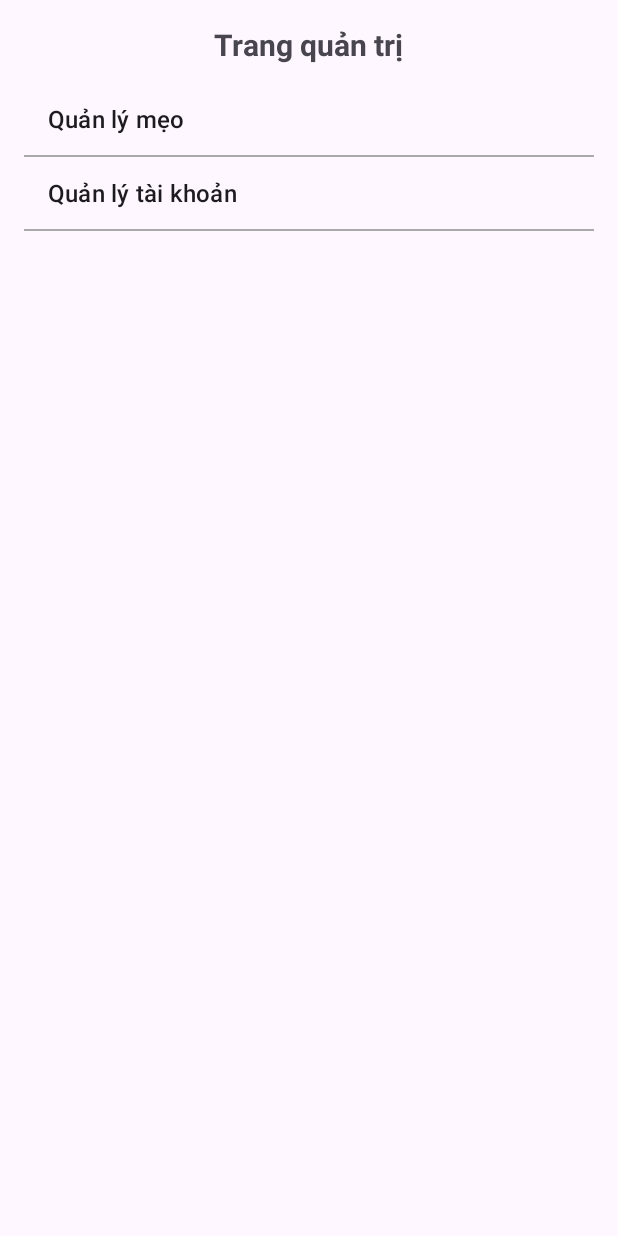
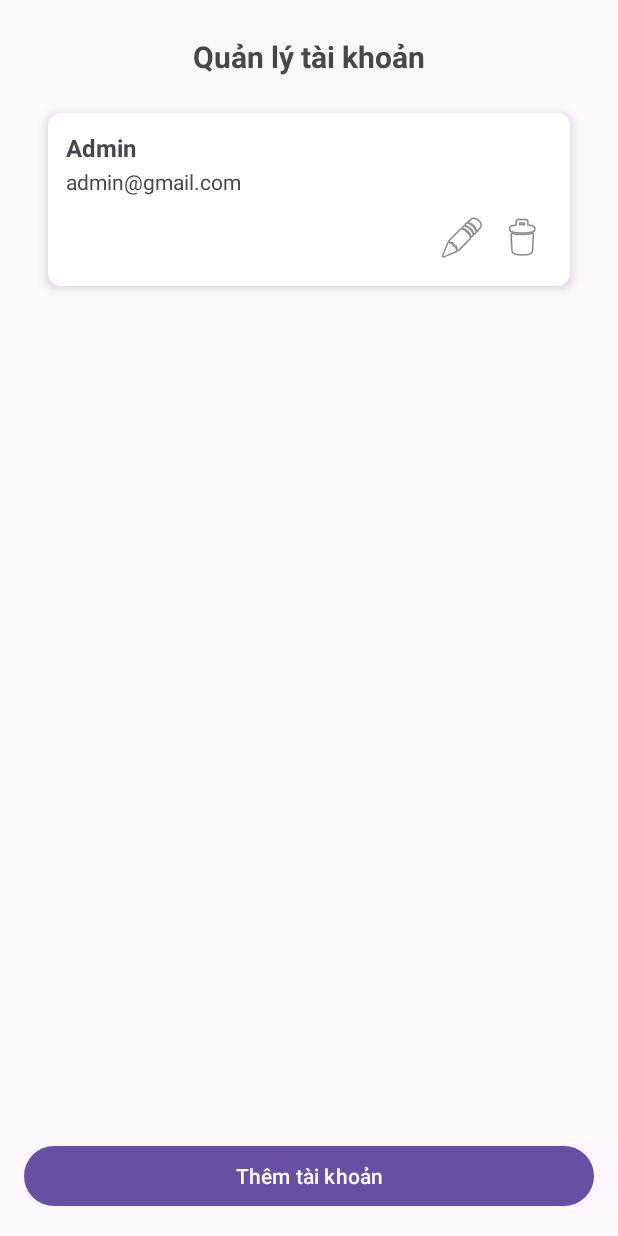
Before and after one commit to NgoXCuong/LuyenThiBLX, an Android app: the AdminDashboardActivity screen opened directly, with no data from a screen before it, after a tap on "Quản lý tài khoản", on a phone screen of 412 x 824 dp. Run offline under Robolectric (Android 15) with nearby library versions, the phone set to English and light mode, and no system bars; our stand-ins replace Room's generated code.

Commit message:
quan ly tai khoan

```diff
--- a/app/src/main/AndroidManifest.xml
+++ b/app/src/main/AndroidManifest.xml
@@ -11,6 +11,9 @@
         android:roundIcon="@mipmap/ic_launcher_round"
         android:supportsRtl="true"
         android:theme="@style/Theme.LuyenThiBLXMay">
+        <activity
+            android:name=".view.AdminUsersActivity"
+            android:exported="false" />
         <activity
             android:name=".view.AdminTipsActivity"
             android:exported="false" />
--- /dev/null
+++ b/app/src/main/java/com/example/luyenthiblxmay/adapter/UserAdapter.java
@@ -0,0 +1,135 @@
+package com.example.luyenthiblxmay.adapter;
+
+import android.app.Activity;
+import android.content.Context;
+import android.view.LayoutInflater;
+import android.view.View;
+import android.view.ViewGroup;
+import android.widget.EditText;
+import android.widget.ImageButton;
+import android.widget.TextView;
+import android.widget.Toast;
+
+import androidx.annotation.NonNull;
+import androidx.appcompat.app.AlertDialog;
+import androidx.recyclerview.widget.RecyclerView;
+
+import com.example.luyenthiblxmay.R;
+import com.example.luyenthiblxmay.controlller.UserController;
+import com.example.luyenthiblxmay.model.User;
+
+import java.util.ArrayList;
+import java.util.List;
+
+public class UserAdapter extends RecyclerView.Adapter<UserAdapter.UserViewHolder> {
+    private final Context context;
+    private final UserController userController;
+    private List<User> userList = new ArrayList<>();
+
+    public UserAdapter(Context context, UserController userController) {
+        this.context = context;
+        this.userController = userController;
+    }
+
+    public void setUsers(List<User> users) {
+        this.userList = users;
+        notifyDataSetChanged();
+    }
+
+    @NonNull
+    @Override
+    public UserViewHolder onCreateViewHolder(@NonNull ViewGroup parent, int viewType) {
+        View view = LayoutInflater.from(context).inflate(R.layout.item_user, parent, false);
+        return new UserViewHolder(view);
+    }
+
+    @Override
+    public void onBindViewHolder(@NonNull UserViewHolder holder, int position) {
+        User user = userList.get(position);
+        holder.txtName.setText(user.getFullName());
+        holder.txtEmail.setText(user.getEmail());
+
+        // Xóa user
+        holder.btnDelete.setOnClickListener(v -> {
+            new AlertDialog.Builder(context)
+                    .setTitle("Xóa tài khoản")
+                    .setMessage("Bạn có chắc muốn xóa tài khoản này?")
+                    .setPositiveButton("Xóa", (dialog, which) -> {
+                        userController.deleteUser(user, (success, message) -> {
+                            ((Activity) context).runOnUiThread(() -> {
+                                Toast.makeText(context, message, Toast.LENGTH_SHORT).show();
+                                if (success) {
+                                    userList.remove(position);
+                                    notifyItemRemoved(position);
+                                }
+                            });
+                        });
+                    })
+                    .setNegativeButton("Hủy", null)
+                    .show();
+        });
+
+        // Sửa user
+        holder.btnEdit.setOnClickListener(v -> {
+            View view = LayoutInflater.from(context).inflate(R.layout.dialog_user, null);
+            EditText edtName = view.findViewById(R.id.edtFullName);
+            EditText edtEmail = view.findViewById(R.id.edtEmail);
+            EditText edtPhone = view.findViewById(R.id.edtPhone);
+            EditText edtPassword = view.findViewById(R.id.edtPassword);
+
+            // Gán dữ liệu cũ
+            edtName.setText(user.getFullName());
+            edtEmail.setText(user.getEmail());
+            edtPhone.setText(user.getPhone());
+            edtPassword.setText(user.getPassword());
+
+            new AlertDialog.Builder(context)
+                    .setTitle("Sửa tài khoản")
+                    .setView(view)
+                    .setPositiveButton("Cập nhật", (dialog, which) -> {
+                        String name = edtName.getText().toString().trim();
+                        String email = edtEmail.getText().toString().trim();
+                        String phone = edtPhone.getText().toString().trim();
+                        String password = edtPassword.getText().toString().trim();
+
+                        if (!name.isEmpty() && !email.isEmpty() && !phone.isEmpty() && !password.isEmpty()) {
+                            user.setFullName(name);
+                            user.setEmail(email);
+                            user.setPhone(phone);
+                            user.setPassword(password);
+
+                            userController.updateUser(user, (success, message) -> {
+                                ((Activity) context).runOnUiThread(() -> {
+                                    Toast.makeText(context, message, Toast.LENGTH_SHORT).show();
+                                    if (success) {
+                                        notifyItemChanged(position);
+                                    }
+                                });
+                            });
+                        } else {
+                            Toast.makeText(context, "Không được bỏ trống", Toast.LENGTH_SHORT).show();
+                        }
+                    })
+                    .setNegativeButton("Hủy", null)
+                    .show();
+        });
+    }
+
+    @Override
+    public int getItemCount() {
+        return userList != null ? userList.size() : 0;
+    }
+
+    static class UserViewHolder extends RecyclerView.ViewHolder {
+        TextView txtName, txtEmail;
+        ImageButton btnEdit, btnDelete;
+
+        public UserViewHolder(@NonNull View itemView) {
+            super(itemView);
+            txtName = itemView.findViewById(R.id.txtUserName);
+            txtEmail = itemView.findViewById(R.id.txtUserEmail);
+            btnEdit = itemView.findViewById(R.id.btnEditUser);
+            btnDelete = itemView.findViewById(R.id.btnDeleteUser);
+        }
+    }
+}
--- a/app/src/main/java/com/example/luyenthiblxmay/controlller/UserRepository.java
+++ b/app/src/main/java/com/example/luyenthiblxmay/controlller/UserController.java
@@ -3,6 +3,9 @@ package com.example.luyenthiblxmay.controlller;
 import static com.example.luyenthiblxmay.utils.PasswordUtils.hashPassword;
 
 import android.app.Application;
+
+import androidx.lifecycle.LiveData;
+import androidx.lifecycle.MutableLiveData;
 
 import com.example.luyenthiblxmay.dao.UserDao;
 import com.example.luyenthiblxmay.database.AppDatabase;
@@ -12,11 +15,11 @@ import java.util.List;
 import java.util.concurrent.ExecutorService;
 import java.util.concurrent.Executors;
 
-public class UserRepository {
+public class UserController {
     private final UserDao userDao;
     private final ExecutorService executor = Executors.newSingleThreadExecutor();
 
-    public UserRepository(Application application) {
+    public UserController(Application application) {
         AppDatabase db = AppDatabase.getDatabase(application);
         userDao = db.userDao();
     }
@@ -89,40 +92,18 @@ public class UserRepository {
     }
 
 
-    // Lấy tất cả admin
-    public void getAllAdmins(AdminListCallback callback) {
+    // Lấy tất cả user bằng LiveData
+    public LiveData<List<User>> getAllUsers() {
+        MutableLiveData<List<User>> liveData = new MutableLiveData<>();
         executor.execute(() -> {
             try {
-                List<User> admins = userDao.getAllAdminsDirect();
-                if (callback != null) callback.onResult(admins);
+                List<User> users = userDao.getAllUsersDirect();
+                liveData.postValue(users);
             } catch (Exception e) {
-                if (callback != null) callback.onResult(null);
+                liveData.postValue(null);
             }
         });
-    }
-
-    // Lấy user theo ID
-    public void getUserById(int userId, UserCallback callback) {
-        executor.execute(() -> {
-            try {
-                User user = userDao.getUserById(userId);
-                if (callback != null) callback.onResult(user);
-            } catch (Exception e) {
-                if (callback != null) callback.onResult(null);
-            }
-        });
-    }
-
-    // Lấy user theo email
-    public void getUserByEmail(String email, UserCallback callback) {
-        executor.execute(() -> {
-            try {
-                User user = userDao.getUserByEmail(email);
-                if (callback != null) callback.onResult(user);
-            } catch (Exception e) {
-                if (callback != null) callback.onResult(null);
-            }
-        });
+        return liveData;
     }
 
     // Update user
@@ -130,7 +111,19 @@ public class UserRepository {
         executor.execute(() -> {
             try {
                 userDao.updateUser(user);
-                if (callback != null) callback.onResult(true, "Cập nhật thông tin thành công!");
+                if (callback != null) callback.onResult(true, "Cập nhật thành công!");
+            } catch (Exception e) {
+                if (callback != null) callback.onResult(false, "Lỗi: " + e.getMessage());
+            }
+        });
+    }
+
+    // Delete user
+    public void deleteUser(User user, DeleteCallback callback) {
+        executor.execute(() -> {
+            try {
+                userDao.deleteUser(user);
+                if (callback != null) callback.onResult(true, "Xóa thành công!");
             } catch (Exception e) {
                 if (callback != null) callback.onResult(false, "Lỗi: " + e.getMessage());
             }
@@ -150,15 +143,15 @@ public class UserRepository {
         void onResult(boolean success, User user, String message);
     }
 
-    public interface AdminListCallback {
-        void onResult(List<User> adminList);
-    }
-
-    public interface UserCallback {
-        void onResult(User user);
-    }
-
     public interface UpdateCallback {
         void onResult(boolean success, String message);
     }
+
+    public interface DeleteCallback {
+        void onResult(boolean success, String message);
+    }
+
+    public interface UserListCallback {
+        void onResult(List<User> users);
+    }
 }
--- a/app/src/main/java/com/example/luyenthiblxmay/dao/UserDao.java
+++ b/app/src/main/java/com/example/luyenthiblxmay/dao/UserDao.java
@@ -24,7 +24,7 @@ public interface UserDao {
 
     // Delete user
     @Delete
-    int delete(User user);
+    int deleteUser(User user);
 
     // Delete tất cả users
     @Query("DELETE FROM users")
--- a/app/src/main/java/com/example/luyenthiblxmay/view/AdminDashboardActivity.java
+++ b/app/src/main/java/com/example/luyenthiblxmay/view/AdminDashboardActivity.java
@@ -45,9 +45,9 @@ public class AdminDashboardActivity extends AppCompatActivity {
                     case 0: // Quản lý mẹo
                         startActivity(new Intent(AdminDashboardActivity.this, AdminTipsActivity.class));
                         break;
-//                    case 1: // Quản lý tài khoản
-//                        startActivity(new Intent(AdminDashboardActivity.this, AdminUserActivity.class));
-//                        break;
+                    case 1: // Quản lý tài khoản
+                        startActivity(new Intent(AdminDashboardActivity.this, AdminUsersActivity.class));
+                        break;
                 }
             }
         });
--- /dev/null
+++ b/app/src/main/java/com/example/luyenthiblxmay/view/AdminUsersActivity.java
@@ -0,0 +1,86 @@
+package com.example.luyenthiblxmay.view;
+
+import android.os.Bundle;
+import android.view.LayoutInflater;
+import android.view.View;
+import android.widget.CheckBox;
+import android.widget.EditText;
+import android.widget.Toast;
+
+import androidx.appcompat.app.AlertDialog;
+import androidx.appcompat.app.AppCompatActivity;
+import androidx.lifecycle.Observer;
+import androidx.recyclerview.widget.LinearLayoutManager;
+import androidx.recyclerview.widget.RecyclerView;
+
+import com.example.luyenthiblxmay.R;
+import com.example.luyenthiblxmay.adapter.UserAdapter;
+import com.example.luyenthiblxmay.controlller.UserController;
+import com.example.luyenthiblxmay.model.User;
+
+import java.util.List;
+
+public class AdminUsersActivity extends AppCompatActivity {
+    private UserController userController;
+    private UserAdapter userAdapter;
+
+    @Override
+    protected void onCreate(Bundle savedInstanceState) {
+        super.onCreate(savedInstanceState);
+        setContentView(R.layout.activity_admin_users);
+
+        RecyclerView recyclerView = findViewById(R.id.recyclerViewUsers);
+        recyclerView.setLayoutManager(new LinearLayoutManager(this));
+
+        userController = new UserController(getApplication()); // fix Application
+        userAdapter = new UserAdapter(this, userController);
+        recyclerView.setAdapter(userAdapter);
+
+        // Quan sát LiveData
+        userController.getAllUsers().observe(this, new Observer<List<User>>() {
+            @Override
+            public void onChanged(List<User> users) {
+                if (users != null) {
+                    userAdapter.setUsers(users);
+                } else {
+                    Toast.makeText(AdminUsersActivity.this, "Không tải được dữ liệu", Toast.LENGTH_SHORT).show();
+                }
+            }
+        });
+
+        findViewById(R.id.btnAddUser).setOnClickListener(v -> showAddDialog());
+    }
+
+    private void showAddDialog() {
+        View view = LayoutInflater.from(this).inflate(R.layout.dialog_user, null);
+        EditText edtName = view.findViewById(R.id.edtFullName);
+        EditText edtEmail = view.findViewById(R.id.edtEmail);
+        EditText edtPhone = view.findViewById(R.id.edtPhone);
+        EditText edtPassword = view.findViewById(R.id.edtPassword);
+        CheckBox chkIsAdmin = view.findViewById(R.id.chkIsAdmin); // Lấy checkbox
+
+        new AlertDialog.Builder(this)
+                .setTitle("Thêm tài khoản")
+                .setView(view)
+                .setPositiveButton("Thêm", (dialog, which) -> {
+                    String name = edtName.getText().toString().trim();
+                    String email = edtEmail.getText().toString().trim();
+                    String phone = edtPhone.getText().toString().trim();
+                    String password = edtPassword.getText().toString().trim();
+                    boolean isAdmin = chkIsAdmin.isChecked(); // Lấy giá trị checkbox
+
+                    if (!name.isEmpty() && !email.isEmpty() && !phone.isEmpty() && !password.isEmpty()) {
+                        // Hash password trước khi lưu
+                        String hashedPassword = com.example.luyenthiblxmay.utils.PasswordUtils.hashPassword(password);
+                        User user = new User(name, email, phone, hashedPassword, isAdmin); // dùng constructor 5 tham số
+                        userController.insertUser(user, (success, message) -> {
+                            runOnUiThread(() -> Toast.makeText(this, message, Toast.LENGTH_SHORT).show());
+                        });
+                    } else {
+                        Toast.makeText(this, "Không được bỏ trống", Toast.LENGTH_SHORT).show();
+                    }
+                })
+                .setNegativeButton("Hủy", null)
+                .show();
+    }
+}
--- /dev/null
+++ b/app/src/main/res/layout/activity_admin_users.xml
@@ -0,0 +1,31 @@
+<?xml version="1.0" encoding="utf-8"?>
+<LinearLayout xmlns:android="http://schemas.android.com/apk/res/android"
+    android:layout_width="match_parent"
+    android:layout_height="match_parent"
+    android:orientation="vertical"
+    android:padding="16dp">
+
+    <TextView
+        android:id="@+id/txtTitle"
+        android:layout_width="wrap_content"
+        android:layout_height="wrap_content"
+        android:text="Quản lý tài khoản"
+        android:textSize="20sp"
+        android:textStyle="bold"
+        android:layout_gravity="center"
+        android:padding="8dp"/>
+
+    <androidx.recyclerview.widget.RecyclerView
+        android:id="@+id/recyclerViewUsers"
+        android:layout_width="match_parent"
+        android:layout_height="0dp"
+        android:layout_weight="1"
+        android:padding="8dp"/>
+
+    <Button
+        android:id="@+id/btnAddUser"
+        android:layout_width="match_parent"
+        android:layout_height="wrap_content"
+        android:text="Thêm tài khoản"
+        android:layout_marginTop="8dp"/>
+</LinearLayout>
--- /dev/null
+++ b/app/src/main/res/layout/item_user.xml
@@ -0,0 +1,56 @@
+<?xml version="1.0" encoding="utf-8"?>
+<androidx.cardview.widget.CardView xmlns:android="http://schemas.android.com/apk/res/android"
+    xmlns:card_view="http://schemas.android.com/apk/res-auto"
+    android:layout_width="match_parent"
+    android:layout_height="wrap_content"
+    android:layout_margin="8dp"
+    card_view:cardCornerRadius="8dp"
+    card_view:cardElevation="4dp">
+
+    <LinearLayout
+        android:layout_width="match_parent"
+        android:layout_height="wrap_content"
+        android:orientation="vertical"
+        android:padding="12dp">
+
+        <TextView
+            android:id="@+id/txtUserName"
+            android:layout_width="wrap_content"
+            android:layout_height="wrap_content"
+            android:text="Tên người dùng"
+            android:textSize="16sp"
+            android:textStyle="bold" />
+
+        <TextView
+            android:id="@+id/txtUserEmail"
+            android:layout_width="wrap_content"
+            android:layout_height="wrap_content"
+            android:text="email@gmail.com"
+            android:textSize="14sp"
+            android:layout_marginTop="2dp" />
+
+        <LinearLayout
+            android:layout_width="match_parent"
+            android:layout_height="wrap_content"
+            android:orientation="horizontal"
+            android:gravity="end"
+            android:layout_marginTop="8dp">
+
+            <ImageButton
+                android:id="@+id/btnEditUser"
+                android:layout_width="40dp"
+                android:layout_height="40dp"
+                android:background="@android:color/transparent"
+                android:src="@android:drawable/ic_menu_edit"
+                android:contentDescription="Sửa"/>
+
+            <ImageButton
+                android:id="@+id/btnDeleteUser"
+                android:layout_width="40dp"
+                android:layout_height="40dp"
+                android:background="@android:color/transparent"
+                android:src="@android:drawable/ic_menu_delete"
+                android:contentDescription="Xóa"/>
+        </LinearLayout>
+    </LinearLayout>
+</androidx.cardview.widget.CardView>
```
Also changed, not shown: app/src/main/java/com/example/luyenthiblxmay/model/User.java (+10 -0 lines), app/src/main/java/com/example/luyenthiblxmay/view/LoginActivity.java (+4 -4 lines), app/src/main/java/com/example/luyenthiblxmay/view/RegisterActivity.java (+6 -6 lines), app/src/main/res/layout/dialog_user.xml (added, +41 -0 lines).
